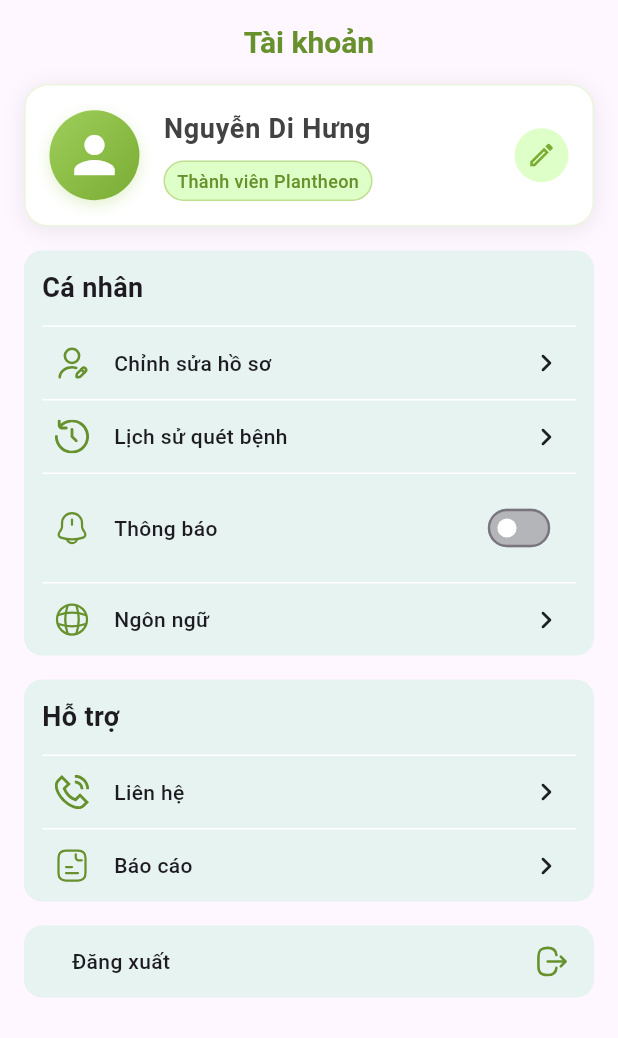
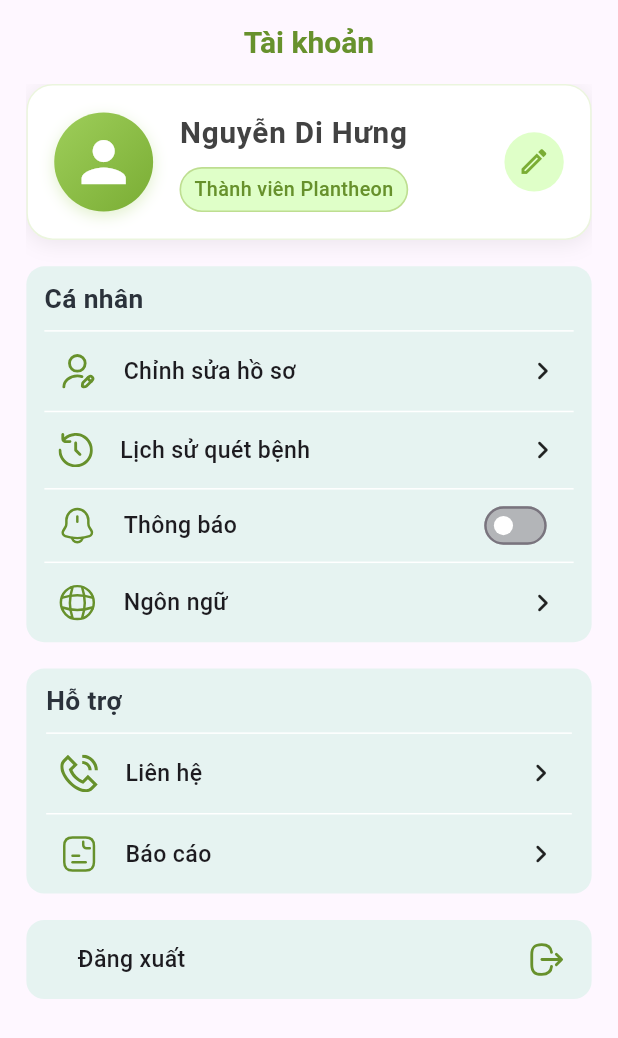
Before and after one commit to NDHunq/SE505_Plantheon, a Flutter app: the Account screen opened directly, on a phone screen of 412 x 824 dp. Shown: the top 1038 px of the screen. Run offline on Flutter 3.47's test engine with Material 3 defaults, Android fonts, the phone set to English and light mode, and no system bars; our stand-ins replace camera, flutter_bloc, flutter_html, flutter_screenutil, flutter_svg, geolocator and 1 more; missing offline and left inert: styled_divider.

Commit message:
fix: add .sp to some size values

```diff
--- a/lib/core/configs/assets/app_text_styles.dart
+++ b/lib/core/configs/assets/app_text_styles.dart
@@ -1,84 +1,85 @@
 import 'package:flutter/material.dart';
+import 'package:flutter_screenutil/flutter_screenutil.dart';
 
 class AppTextStyles {
   // 36
   static TextStyle s36Regular({Color? color}) =>
-      TextStyle(fontSize: 36, fontWeight: FontWeight.w400, color: color);
+      TextStyle(fontSize: 36.sp, fontWeight: FontWeight.w400, color: color);
   static TextStyle s36Medium({Color? color}) =>
-      TextStyle(fontSize: 36, fontWeight: FontWeight.w500, color: color);
+      TextStyle(fontSize: 36.sp, fontWeight: FontWeight.w500, color: color);
   static TextStyle s36SemiBold({Color? color}) =>
-      TextStyle(fontSize: 36, fontWeight: FontWeight.w600, color: color);
+      TextStyle(fontSize: 36.sp, fontWeight: FontWeight.w600, color: color);
   static TextStyle s36Bold({Color? color}) =>
-      TextStyle(fontSize: 36, fontWeight: FontWeight.w700, color: color);
+      TextStyle(fontSize: 36.sp, fontWeight: FontWeight.w700, color: color);
 
   // 32
   static TextStyle s32Regular({Color? color}) =>
-      TextStyle(fontSize: 32, fontWeight: FontWeight.w400, color: color);
+      TextStyle(fontSize: 32.sp, fontWeight: FontWeight.w400, color: color);
   static TextStyle s32Medium({Color? color}) =>
-      TextStyle(fontSize: 32, fontWeight: FontWeight.w500, color: color);
+      TextStyle(fontSize: 32.sp, fontWeight: FontWeight.w500, color: color);
   static TextStyle s32SemiBold({Color? color}) =>
-      TextStyle(fontSize: 32, fontWeight: FontWeight.w600, color: color);
+      TextStyle(fontSize: 32.sp, fontWeight: FontWeight.w600, color: color);
   static TextStyle s32Bold({Color? color}) =>
-      TextStyle(fontSize: 32, fontWeight: FontWeight.w700, color: color);
+      TextStyle(fontSize: 32.sp, fontWeight: FontWeight.w700, color: color);
 
   // 24
   static TextStyle s24Regular({Color? color}) =>
-      TextStyle(fontSize: 24, fontWeight: FontWeight.w400, color: color);
+      TextStyle(fontSize: 24.sp, fontWeight: FontWeight.w400, color: color);
   static TextStyle s24Medium({Color? color}) =>
-      TextStyle(fontSize: 24, fontWeight: FontWeight.w500, color: color);
+      TextStyle(fontSize: 24.sp, fontWeight: FontWeight.w500, color: color);
   static TextStyle s24SemiBold({Color? color}) =>
-      TextStyle(fontSize: 24, fontWeight: FontWeight.w600, color: color);
+      TextStyle(fontSize: 24.sp, fontWeight: FontWeight.w600, color: color);
   static TextStyle s24Bold({Color? color}) =>
-      TextStyle(fontSize: 24, fontWeight: FontWeight.w700, color: color);
+      TextStyle(fontSize: 24.sp, fontWeight: FontWeight.w700, color: color);
 
   // 20
   static TextStyle s20Regular({Color? color}) =>
-      TextStyle(fontSize: 20, fontWeight: FontWeight.w400, color: color);
+      TextStyle(fontSize: 20.sp, fontWeight: FontWeight.w400, color: color);
   static TextStyle s20Medium({Color? color}) =>
-      TextStyle(fontSize: 20, fontWeight: FontWeight.w500, color: color);
+      TextStyle(fontSize: 20.sp, fontWeight: FontWeight.w500, color: color);
   static TextStyle s20SemiBold({Color? color}) =>
-      TextStyle(fontSize: 20, fontWeight: FontWeight.w600, color: color);
+      TextStyle(fontSize: 20.sp, fontWeight: FontWeight.w600, color: color);
   static TextStyle s20Bold({Color? color}) =>
-      TextStyle(fontSize: 20, fontWeight: FontWeight.w700, color: color);
+      TextStyle(fontSize: 20.sp, fontWeight: FontWeight.w700, color: color);
 
   // 16
   static TextStyle s16Regular({Color? color}) =>
-      TextStyle(fontSize: 16, fontWeight: FontWeight.w400, color: color);
+      TextStyle(fontSize: 16.sp, fontWeight: FontWeight.w400, color: color);
   static TextStyle s16Medium({Color? color}) =>
-      TextStyle(fontSize: 16, fontWeight: FontWeight.w500, color: color);
+      TextStyle(fontSize: 16.sp, fontWeight: FontWeight.w500, color: color);
   static TextStyle s16SemiBold({Color? color}) =>
-      TextStyle(fontSize: 16, fontWeight: FontWeight.w600, color: color);
+      TextStyle(fontSize: 16.sp, fontWeight: FontWeight.w600, color: color);
   static TextStyle s16Bold({Color? color}) =>
-      TextStyle(fontSize: 16, fontWeight: FontWeight.w700, color: color);
+      TextStyle(fontSize: 16.sp, fontWeight: FontWeight.w700, color: color);
 
   // 14
   static TextStyle s14Regular({Color? color}) =>
-      TextStyle(fontSize: 14, fontWeight: FontWeight.w400, color: color);
+      TextStyle(fontSize: 14.sp, fontWeight: FontWeight.w400, color: color);
   static TextStyle s14Medium({Color? color}) =>
-      TextStyle(fontSize: 14, fontWeight: FontWeight.w500, color: color);
+      TextStyle(fontSize: 14.sp, fontWeight: FontWeight.w500, color: color);
   static TextStyle s14SemiBold({Color? color}) =>
-      TextStyle(fontSize: 14, fontWeight: FontWeight.w600, color: color);
+      TextStyle(fontSize: 14.sp, fontWeight: FontWeight.w600, color: color);
   static TextStyle s14Bold({Color? color}) =>
-      TextStyle(fontSize: 14, fontWeight: FontWeight.w700, color: color);
+      TextStyle(fontSize: 14.sp, fontWeight: FontWeight.w700, color: color);
 
   // 12
   // 12
   static TextStyle s12Regular({Color? color}) =>
-      TextStyle(fontSize: 12, fontWeight: FontWeight.w400, color: color);
+      TextStyle(fontSize: 12.sp, fontWeight: FontWeight.w400, color: color);
   static TextStyle s12Medium({Color? color}) =>
-      TextStyle(fontSize: 12, fontWeight: FontWeight.w500, color: color);
+      TextStyle(fontSize: 12.sp, fontWeight: FontWeight.w500, color: color);
   static TextStyle s12SemiBold({Color? color}) =>
-      TextStyle(fontSize: 12, fontWeight: FontWeight.w600, color: color);
+      TextStyle(fontSize: 12.sp, fontWeight: FontWeight.w600, color: color);
   static TextStyle s12Bold({Color? color}) =>
-      TextStyle(fontSize: 12, fontWeight: FontWeight.w700, color: color);
+      TextStyle(fontSize: 12.sp, fontWeight: FontWeight.w700, color: color);
 
   // 10
   static TextStyle s10Regular({Color? color}) =>
-      TextStyle(fontSize: 10, fontWeight: FontWeight.w400, color: color);
+      TextStyle(fontSize: 10.sp, fontWeight: FontWeight.w400, color: color);
   static TextStyle s10Medium({Color? color}) =>
-      TextStyle(fontSize: 10, fontWeight: FontWeight.w500, color: color);
+      TextStyle(fontSize: 10.sp, fontWeight: FontWeight.w500, color: color);
   static TextStyle s10SemiBold({Color? color}) =>
-      TextStyle(fontSize: 10, fontWeight: FontWeight.w600, color: color);
+      TextStyle(fontSize: 10.sp, fontWeight: FontWeight.w600, color: color);
   static TextStyle s10Bold({Color? color}) =>
-      TextStyle(fontSize: 10, fontWeight: FontWeight.w700, color: color);
+      TextStyle(fontSize: 10.sp, fontWeight: FontWeight.w700, color: color);
 }
--- a/lib/presentation/screens/account/account.dart
+++ b/lib/presentation/screens/account/account.dart
@@ -1,5 +1,6 @@
 import 'package:flutter/cupertino.dart';
 import 'package:flutter/material.dart';
+import 'package:flutter_screenutil/flutter_screenutil.dart';
 import 'package:flutter_svg/flutter_svg.dart';
 import 'package:se501_plantheon/common/widgets/appbar/basic_appbar.dart';
 import 'package:se501_plantheon/common/widgets/dialog/basic_dialog.dart';
@@ -19,15 +20,15 @@ class Account extends StatelessWidget {
     return Scaffold(
       appBar: BasicAppbar(title: "Tài khoản", leading: SizedBox()),
       body: Padding(
-        padding: const EdgeInsets.symmetric(horizontal: 16),
+        padding: EdgeInsets.symmetric(horizontal: 16.sp),
         child: SingleChildScrollView(
           child: Column(
-            spacing: 16,
+            spacing: 16.sp,
             children: [
               Container(
                 decoration: BoxDecoration(
                   color: Colors.white,
-                  borderRadius: BorderRadius.circular(16.0),
+                  borderRadius: BorderRadius.circular(16.sp),
                   boxShadow: [
                     BoxShadow(
                       color: Colors.black.withOpacity(0.08),
@@ -41,12 +42,12 @@ class Account extends StatelessWidget {
                   ),
                 ),
                 child: Padding(
-                  padding: const EdgeInsets.all(16.0),
+                  padding: EdgeInsets.all(16.sp),
                   child: Row(
                     children: [
                       Container(
-                        height: 60,
-                        width: 60,
+                        height: 60.sp,
+                        width: 60.sp,
                         decoration: BoxDecoration(
                           shape: BoxShape.circle,
 
@@ -71,43 +72,43 @@ class Account extends StatelessWidget {
                           backgroundColor: Colors.transparent,
                           child: Icon(
                             Icons.person,
-                            size: 40,
+                            size: 40.sp,
                             color: Colors.white,
                           ),
                         ),
                       ),
-                      const SizedBox(width: 16),
+                      SizedBox(width: 16.sp),
                       Expanded(
                         child: Column(
-                          spacing: 8,
+                          spacing: 8.sp,
                           crossAxisAlignment: CrossAxisAlignment.start,
                           children: [
                             Text(
                               'Nguyễn Di Hưng',
                               style: TextStyle(
-                                fontSize: 18,
+                                fontSize: 18.sp,
                                 fontWeight: FontWeight.bold,
                                 color: Colors.grey[800],
-                                letterSpacing: 0.5,
+                                letterSpacing: 0.5.sp,
                               ),
                             ),
                             Container(
-                              padding: const EdgeInsets.symmetric(
-                                horizontal: 8,
-                                vertical: 4,
+                              padding: EdgeInsets.symmetric(
+                                horizontal: 8.sp,
+                                vertical: 4.sp,
                               ),
                               decoration: BoxDecoration(
                                 color: AppColors.primary_50,
                                 borderRadius: BorderRadius.circular(20),
                                 border: Border.all(
                                   color: AppColors.primary_200,
-                                  width: 1,
+                                  width: 1.sp,
                                 ),
                               ),
                               child: Text(
                                 'Thành viên Plantheon',
                                 style: TextStyle(
-                                  fontSize: 12,
+                                  fontSize: 12.sp,
                                   color: AppColors.primary_700,
                                   fontWeight: FontWeight.w500,
                                 ),
@@ -117,14 +118,14 @@ class Account extends StatelessWidget {
                         ),
                       ),
                       Container(
-                        padding: const EdgeInsets.all(8),
+                        padding: EdgeInsets.all(8.sp),
                         decoration: BoxDecoration(
                           color: AppColors.primary_50,
                           shape: BoxShape.circle,
                         ),
                         child: Icon(
                           Icons.edit_outlined,
-                          size: 20,
+                          size: 20.sp,
                           color: AppColors.primary_600,
                         ),
                       ),
@@ -170,15 +171,15 @@ class Account extends StatelessWidget {
                       text: "Đăng xuất",
                       action: SvgPicture.asset(
                         AppVectors.logout,
-                        width: 24,
-                        height: 24,
+                        width: 24.sp,
+                        height: 24.sp,
                         color: AppColors.primary_700,
                       ),
                     ),
                   ),
                 ),
               ),
-              SizedBox(height: 130),
+              SizedBox(height: 130.sp),
             ],
           ),
         ),
@@ -226,8 +227,8 @@ class _PersonalSettingState extends State<PersonalSetting> {
                     RadioListTile<String>(
                       title: SvgPicture.asset(
                         AppVectors.vi,
-                        width: 40,
-                        height: 40,
+                        width: 40.sp,
+                        height: 40.sp,
                       ),
                       value: 'vi',
                       groupValue: tempLanguage,
@@ -242,8 +243,8 @@ class _PersonalSettingState extends State<PersonalSetting> {
                     RadioListTile<String>(
                       title: SvgPicture.asset(
                         AppVectors.en,
-                        width: 40,
-                        height: 40,
+                        width: 40.sp,
+                        height: 40.sp,
                       ),
                       value: 'en',
                       activeColor: AppColors.primary_main,
@@ -287,8 +288,8 @@ class _PersonalSettingState extends State<PersonalSetting> {
               child: SettingListItem(
                 leading: SvgPicture.asset(
                   AppVectors.userEdit,
-                  width: 24,
-                  height: 24,
+                  width: 24.sp,
+                  height: 24.sp,
                   color: AppColors.primary_700,
                 ),
                 text: "Chỉnh sửa hồ sơ",
@@ -308,8 +309,8 @@ class _PersonalSettingState extends State<PersonalSetting> {
               child: SettingListItem(
                 leading: SvgPicture.asset(
                   AppVectors.history,
-                  width: 24,
-                  height: 24,
+                  width: 22.sp,
+                  height: 22.sp,
                   color: AppColors.primary_700,
                 ),
                 text: "Lịch sử quét bệnh",
@@ -318,10 +319,11 @@ class _PersonalSettingState extends State<PersonalSetting> {
             ),
             Divider(height: 1, color: AppColors.white),
             SettingListItem(
+              isHavePadding: false,
               leading: SvgPicture.asset(
                 AppVectors.bell,
-                width: 24,
-                height: 24,
+                width: 24.sp,
+                height: 24.sp,
                 color: AppColors.primary_700,
               ),
               text: "Thông báo",
@@ -352,8 +354,8 @@ class _PersonalSettingState extends State<PersonalSetting> {
               child: SettingListItem(
                 leading: SvgPicture.asset(
                   AppVectors.global,
-                  width: 24,
-                  height: 24,
+                  width: 24.sp,
+                  height: 24.sp,
                   color: AppColors.primary_700,
                 ),
                 text: "Ngôn ngữ",
@@ -378,7 +380,7 @@ class HelpingSetting extends StatelessWidget {
         borderRadius: BorderRadius.circular(12.0),
       ),
       child: Padding(
-        padding: const EdgeInsets.symmetric(horizontal: 12.0),
+        padding: EdgeInsets.symmetric(horizontal: 12.sp),
         child: Column(
           crossAxisAlignment: CrossAxisAlignment.start,
           children: [
@@ -396,8 +398,8 @@ class HelpingSetting extends StatelessWidget {
               child: SettingListItem(
                 leading: SvgPicture.asset(
                   AppVectors.phone,
-                  width: 24,
-                  height: 24,
+                  width: 24.sp,
+                  height: 24.sp,
                   color: AppColors.primary_700,
                 ),
                 text: "Liên hệ",
@@ -408,8 +410,8 @@ class HelpingSetting extends StatelessWidget {
             SettingListItem(
               leading: SvgPicture.asset(
                 AppVectors.report,
-                width: 24,
-                height: 24,
+                width: 24.sp,
+                height: 24.sp,
                 color: AppColors.primary_700,
               ),
               text: "Báo cáo",
@@ -429,10 +431,10 @@ class SettingTitleItem extends StatelessWidget {
   @override
   Widget build(BuildContext context) {
     return Padding(
-      padding: const EdgeInsets.symmetric(vertical: 12.0),
+      padding: EdgeInsets.symmetric(vertical: 8.sp),
       child: Text(
         text,
-        style: TextStyle(fontSize: 18, fontWeight: FontWeight.bold),
+        style: AppTextStyles.s16Bold(color: AppColors.text_color_main),
       ),
     );
   }
@@ -442,21 +444,26 @@ class SettingListItem extends StatelessWidget {
   final Widget leading;
   final String text;
   final Widget action;
+  final bool isHavePadding;
   const SettingListItem({
     super.key,
     required this.leading,
     required this.text,
     required this.action,
+    this.isHavePadding = true,
   });
 
   @override
   Widget build(BuildContext context) {
     return Padding(
-      padding: const EdgeInsets.symmetric(horizontal: 8.0, vertical: 12.0),
+      padding: EdgeInsets.symmetric(
+        horizontal: 8.sp,
+        vertical: isHavePadding ? 12.sp : 0,
+      ),
       child: Row(
         children: [
           leading,
-          SizedBox(width: 16),
+          SizedBox(width: 16.sp),
           Text(text, style: AppTextStyles.s14Medium()),
           Spacer(),
           action,
```
Also changed, not shown: lib/presentation/screens/account/contact.dart (+30 -25 lines), lib/presentation/screens/account/edit_info.dart (+56 -43 lines), lib/presentation/screens/home/chat_bot.dart (+32 -30 lines), lib/presentation/screens/home/home.dart (+8 -7 lines), lib/presentation/screens/home/scan_history.dart (+10 -5 lines), lib/presentation/screens/home/weather.dart (+27 -26 lines).
